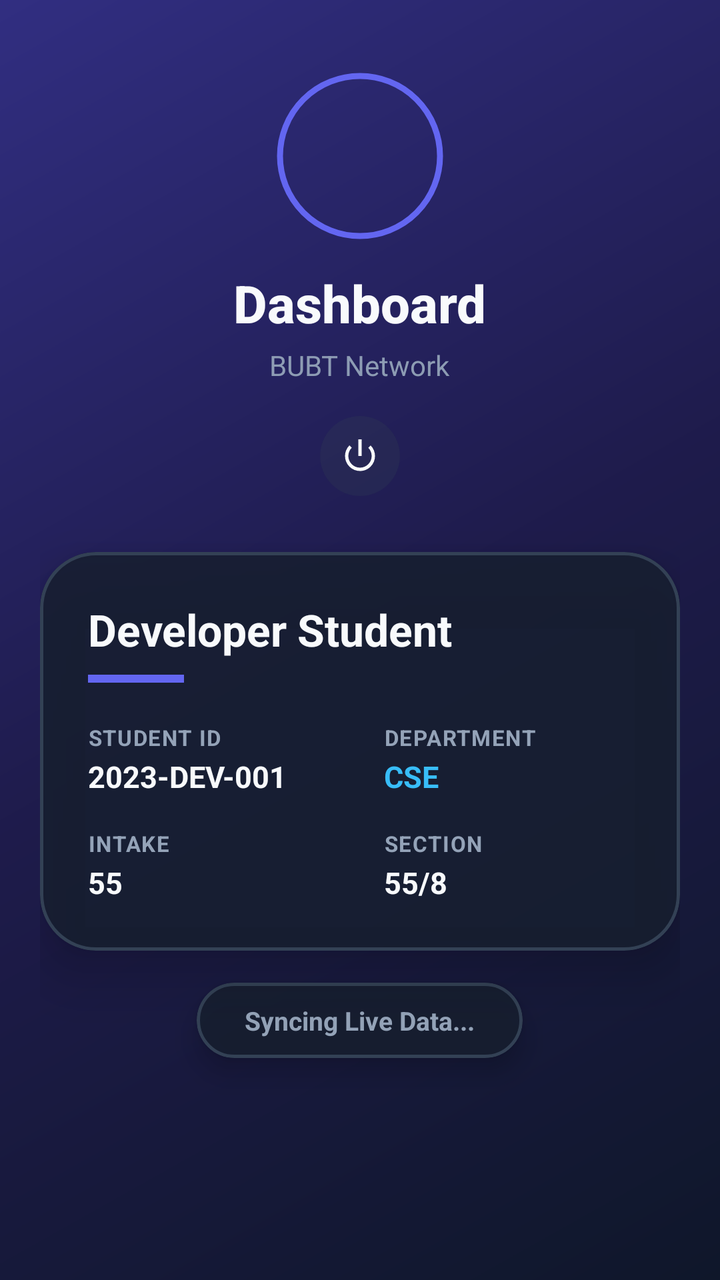
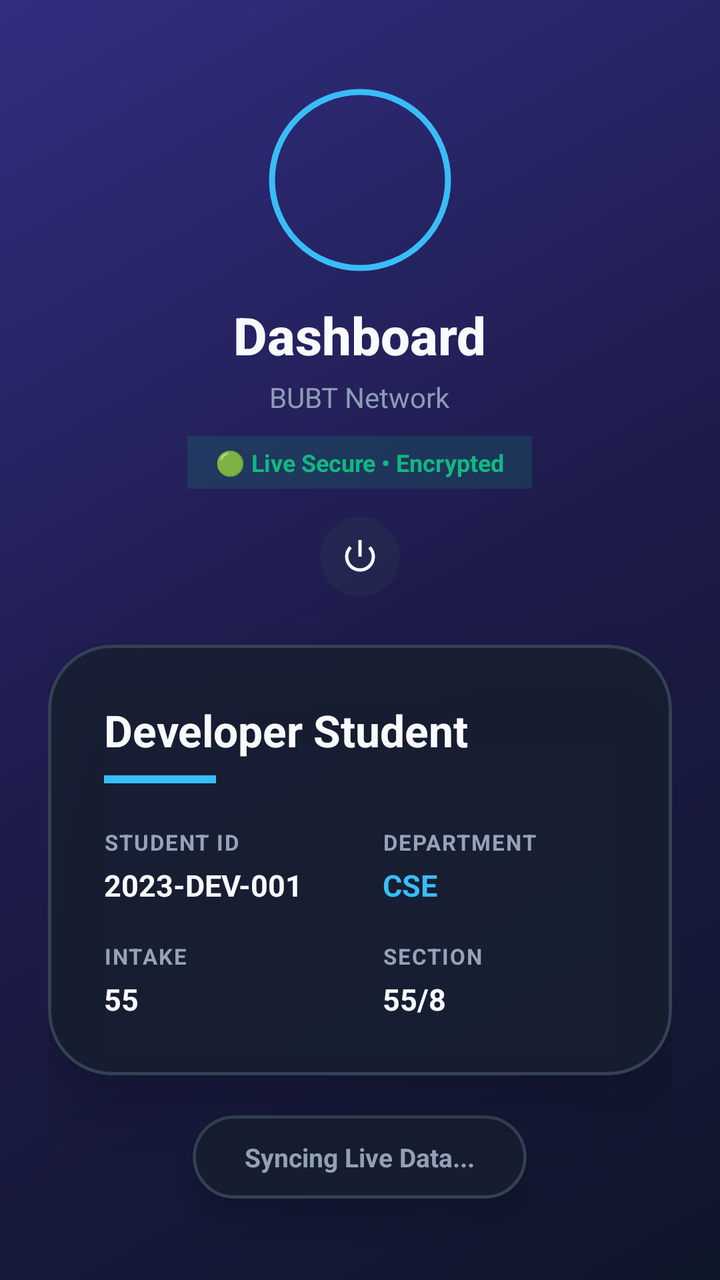

Two renders of the same Android screen: before a commit and after it. Below are the layout's source before the change and the commit's diff.
<!-- AndroidManifest.xml: application theme Theme.CRConnect -->
<!-- res/layout/activity_student_dashboard.xml -->
<?xml version="1.0" encoding="utf-8"?>
<LinearLayout xmlns:android="http://schemas.android.com/apk/res/android"
    xmlns:app="http://schemas.android.com/apk/res-auto"
    xmlns:tools="http://schemas.android.com/tools"
    android:layout_width="match_parent"
    android:layout_height="match_parent"
    android:orientation="vertical"
    android:background="@drawable/bg_gradient"
    android:paddingHorizontal="20dp"
    tools:context=".StudentDashboardActivity">

    <include layout="@layout/include_header" />

    
    <com.google.android.material.card.MaterialCardView
        android:layout_width="match_parent"
        android:layout_height="wrap_content"
        app:cardCornerRadius="28dp"
        app:cardElevation="16dp"
        app:cardBackgroundColor="#D9171F2F"
        app:strokeWidth="1.5dp"
        app:strokeColor="#334155"
        android:layout_marginBottom="16dp">

        <LinearLayout
            android:layout_width="match_parent"
            android:layout_height="wrap_content"
            android:orientation="vertical"
            android:padding="24dp">

            <TextView
                android:id="@+id/tvStudentName"
                android:layout_width="wrap_content"
                android:layout_height="wrap_content"
                android:text="Developer Student"
                android:textSize="22sp"
                android:textStyle="bold"
                android:textColor="#F8FAFC"/>

            <View
                android:layout_width="48dp"
                android:layout_height="4dp"
                android:background="#6366F1"
                android:layout_marginTop="8dp"
                android:layout_marginBottom="20dp"/>

            <GridLayout
                android:layout_width="match_parent"
                android:layout_height="wrap_content"
                android:columnCount="2"
                android:rowCount="2">

                <LinearLayout android:orientation="vertical" android:layout_width="wrap_content" android:layout_height="wrap_content" android:layout_columnWeight="1">
                    <TextView android:layout_width="wrap_content" android:layout_height="wrap_content" android:text="STUDENT ID" android:textSize="11sp" android:textColor="#94A3B8" android:textStyle="bold" android:letterSpacing="0.05"/>
                    <TextView android:id="@+id/tvStudentDetailsID" android:layout_width="wrap_content" android:layout_height="wrap_content" android:text="2023-DEV-001" android:textSize="15sp" android:textColor="#F8FAFC" android:textStyle="bold" android:layout_marginTop="2dp"/>
                </LinearLayout>

                <LinearLayout android:orientation="vertical" android:layout_width="wrap_content" android:layout_height="wrap_content" android:layout_columnWeight="1">
                    <TextView android:layout_width="wrap_content" android:layout_height="wrap_content" android:text="DEPARTMENT" android:textSize="11sp" android:textColor="#94A3B8" android:textStyle="bold" android:letterSpacing="0.05"/>
                    <TextView android:id="@+id/tvStudentDept" android:layout_width="wrap_content" android:layout_height="wrap_content" android:text="CSE" android:textSize="15sp" android:textColor="#38BDF8" android:textStyle="bold" android:layout_marginTop="2dp"/>
                </LinearLayout>

                <LinearLayout android:orientation="vertical" android:layout_width="wrap_content" android:layout_height="wrap_content" android:layout_columnWeight="1" android:layout_marginTop="16dp">
                    <TextView android:layout_width="wrap_content" android:layout_height="wrap_content" android:text="INTAKE" android:textSize="11sp" android:textColor="#94A3B8" android:textStyle="bold" android:letterSpacing="0.05"/>
                    <TextView android:id="@+id/tvStudentIntake" android:layout_width="wrap_content" android:layout_height="wrap_content" android:text="55" android:textSize="15sp" android:textColor="#F8FAFC" android:textStyle="bold" android:layout_marginTop="2dp"/>
                </LinearLayout>

                <LinearLayout android:orientation="vertical" android:layout_width="wrap_content" android:layout_height="wrap_content" android:layout_columnWeight="1" android:layout_marginTop="16dp">
                    <TextView android:layout_width="wrap_content" android:layout_height="wrap_content" android:text="SECTION" android:textSize="11sp" android:textColor="#94A3B8" android:textStyle="bold" android:letterSpacing="0.05"/>
                    <TextView android:id="@+id/tvStudentSection" android:layout_width="wrap_content" android:layout_height="wrap_content" android:text="55/8" android:textSize="15sp" android:textColor="#F8FAFC" android:textStyle="bold" android:layout_marginTop="2dp"/>
                </LinearLayout>
            </GridLayout>
        </LinearLayout>
    </com.google.android.material.card.MaterialCardView>

    
    <com.google.android.material.card.MaterialCardView
        android:layout_width="wrap_content"
        android:layout_height="wrap_content"
        app:cardCornerRadius="100dp"
        app:cardElevation="8dp"
        app:cardBackgroundColor="#D9171F2F"
        app:strokeWidth="1.5dp"
        app:strokeColor="#334155"
        android:layout_gravity="center"
        android:layout_marginBottom="20dp">

        <TextView
            android:id="@+id/tvVotingStatus"
            android:layout_width="wrap_content"
            android:layout_height="wrap_content"
            android:text="Syncing Live Data..."
            android:paddingHorizontal="24dp"
            android:paddingVertical="10dp"
            android:textSize="13sp"
            android:textStyle="bold"
            android:textColor="#94A3B8"/>
    </com.google.android.material.card.MaterialCardView>

    <ScrollView
        android:layout_width="match_parent"
        android:layout_height="0dp"
        android:layout_weight="1"
        android:clipToPadding="false"
        android:paddingBottom="24dp"
        android:fillViewport="true">

        <LinearLayout
            android:id="@+id/containerCandidates"
            android:layout_width="match_parent"
            android:layout_height="wrap_content"
            android:orientation="vertical"/>
    </ScrollView>
</LinearLayout>
<!-- res/layout/include_header.xml (included above) -->
<?xml version="1.0" encoding="utf-8"?>
<LinearLayout xmlns:android="http://schemas.android.com/apk/res/android"
    xmlns:app="http://schemas.android.com/apk/res-auto"
    android:layout_width="match_parent"
    android:layout_height="wrap_content"
    android:orientation="vertical"
    android:gravity="center"
    android:paddingTop="36dp"
    android:paddingBottom="24dp">

    <com.google.android.material.imageview.ShapeableImageView
        android:id="@+id/imgUserProfile"
        android:layout_width="84dp"
        android:layout_height="84dp"
        android:src="@drawable/ic_app_main"
        android:scaleType="centerCrop"
        app:shapeAppearanceOverlay="@style/ShapeAppearance.App.Circular"
        android:padding="2dp"
        app:strokeWidth="3dp"
        app:strokeColor="#6366F1"
        android:layout_marginBottom="14dp"/>

    <TextView
        android:id="@+id/tvHeaderTitle"
        android:layout_width="wrap_content"
        android:layout_height="wrap_content"
        android:text="Dashboard"
        android:textSize="26sp"
        android:textStyle="bold"
        android:textColor="#F8FAFC"
        android:fontFamily="sans-serif-medium"/>

    <TextView
        android:id="@+id/tvHeaderSubtitle"
        android:layout_width="wrap_content"
        android:layout_height="wrap_content"
        android:text="BUBT Network"
        android:textSize="14sp"
        android:textColor="#94A3B8"
        android:alpha="0.95"
        android:layout_marginTop="4dp"/>

    <com.google.android.material.button.MaterialButton
        android:id="@+id/btnLogout"
        style="@style/Widget.Material3.Button.IconButton"
        android:layout_width="48dp"
        android:layout_height="48dp"
        android:layout_marginTop="12dp"
        app:icon="@android:drawable/ic_lock_power_off"
        app:iconTint="#F8FAFC"
        app:iconSize="20dp"
        android:backgroundTint="#26334155"/>

</LinearLayout>
<!-- resources referenced by this layout -->
<resources>
  <!-- drawable bg_gradient (drawable) -->
  <?xml version="1.0" encoding="utf-8"?>
  <shape xmlns:android="http://schemas.android.com/apk/res/android">
      <gradient
          android:startColor="#0F172A"
          android:centerColor="#1E1B4B"
          android:endColor="#312E81"
          android:angle="135" />
  </shape>
  <!-- drawable ic_app_main: png bitmap (drawable, 915279 bytes) -->
  <style name="ShapeAppearance.App.Circular" parent="ShapeAppearance.Material3.Corner.Full">
          <item name="cornerSize">50%</item>
      </style>
  <style name="Theme.CRConnect" parent="Base.Theme.CRConnect" />
  <style name="Base.Theme.CRConnect" parent="Theme.Material3.DayNight.NoActionBar">
          <item name="colorPrimary">@color/primary</item>
          <item name="colorSecondary">@color/secondary</item>
          <item name="android:windowBackground">@color/background</item>
          <item name="colorSurface">@color/surface</item>
          <item name="colorOnSurface">@color/text_primary</item>
          <item name="colorOnSurfaceVariant">@color/text_secondary</item>
          <item name="colorError">@color/error</item>
      </style>
  <color name="primary">#6366F1</color>
  <color name="secondary">#06B6D4</color>
  <color name="background">#0F172A</color>
  <color name="surface">#1E293B</color>
  <color name="text_primary">#F8FAFC</color>
  <color name="text_secondary">#94A3B8</color>
  <color name="error">#EF4444</color>
</resources>

<!-- the commit's change to res/layout/activity_student_dashboard.xml (unified diff, before → after) -->
@@ -6,7 +6,8 @@
     android:layout_height="match_parent"
     android:orientation="vertical"
     android:background="@drawable/bg_gradient"
-    android:paddingHorizontal="20dp"
+    android:paddingHorizontal="24dp"
+    android:paddingVertical="16dp"
     tools:context=".StudentDashboardActivity">
 
     <include layout="@layout/include_header" />
@@ -15,18 +16,18 @@
     <com.google.android.material.card.MaterialCardView
         android:layout_width="match_parent"
         android:layout_height="wrap_content"
-        app:cardCornerRadius="28dp"
-        app:cardElevation="16dp"
+        app:cardCornerRadius="32dp"
+        app:cardElevation="20dp"
         app:cardBackgroundColor="#D9171F2F"
         app:strokeWidth="1.5dp"
         app:strokeColor="#334155"
-        android:layout_marginBottom="16dp">
+        android:layout_marginBottom="20dp">
 
         <LinearLayout
             android:layout_width="match_parent"
             android:layout_height="wrap_content"
             android:orientation="vertical"
-            android:padding="24dp">
+            android:padding="28dp">
 
             <TextView
                 android:id="@+id/tvStudentName"
@@ -38,11 +39,11 @@
                 android:textColor="#F8FAFC"/>
 
             <View
-                android:layout_width="48dp"
+                android:layout_width="56dp"
                 android:layout_height="4dp"
-                android:background="#6366F1"
+                android:background="#38BDF8"
                 android:layout_marginTop="8dp"
-                android:layout_marginBottom="20dp"/>
+                android:layout_marginBottom="22dp"/>
 
             <GridLayout
                 android:layout_width="match_parent"
@@ -51,23 +52,23 @@
                 android:rowCount="2">
 
                 <LinearLayout android:orientation="vertical" android:layout_width="wrap_content" android:layout_height="wrap_content" android:layout_columnWeight="1">
-                    <TextView android:layout_width="wrap_content" android:layout_height="wrap_content" android:text="STUDENT ID" android:textSize="11sp" android:textColor="#94A3B8" android:textStyle="bold" android:letterSpacing="0.05"/>
-                    <TextView android:id="@+id/tvStudentDetailsID" android:layout_width="wrap_content" android:layout_height="wrap_content" android:text="2023-DEV-001" android:textSize="15sp" android:textColor="#F8FAFC" android:textStyle="bold" android:layout_marginTop="2dp"/>
+                    <TextView android:layout_width="wrap_content" android:layout_height="wrap_content" android:text="STUDENT ID" android:textSize="11sp" android:textColor="#94A3B8" android:textStyle="bold" android:letterSpacing="0.06"/>
+                    <TextView android:id="@+id/tvStudentDetailsID" android:layout_width="wrap_content" android:layout_height="wrap_content" android:text="2023-DEV-001" android:textSize="15sp" android:textColor="#F8FAFC" android:textStyle="bold" android:layout_marginTop="4dp"/>
                 </LinearLayout>
 
                 <LinearLayout android:orientation="vertical" android:layout_width="wrap_content" android:layout_height="wrap_content" android:layout_columnWeight="1">
-                    <TextView android:layout_width="wrap_content" android:layout_height="wrap_content" android:text="DEPARTMENT" android:textSize="11sp" android:textColor="#94A3B8" android:textStyle="bold" android:letterSpacing="0.05"/>
-                    <TextView android:id="@+id/tvStudentDept" android:layout_width="wrap_content" android:layout_height="wrap_content" android:text="CSE" android:textSize="15sp" android:textColor="#38BDF8" android:textStyle="bold" android:layout_marginTop="2dp"/>
+                    <TextView android:layout_width="wrap_content" android:layout_height="wrap_content" android:text="DEPARTMENT" android:textSize="11sp" android:textColor="#94A3B8" android:textStyle="bold" android:letterSpacing="0.06"/>
+                    <TextView android:id="@+id/tvStudentDept" android:layout_width="wrap_content" android:layout_height="wrap_content" android:text="CSE" android:textSize="15sp" android:textColor="#38BDF8" android:textStyle="bold" android:layout_marginTop="4dp"/>
                 </LinearLayout>
 
-                <LinearLayout android:orientation="vertical" android:layout_width="wrap_content" android:layout_height="wrap_content" android:layout_columnWeight="1" android:layout_marginTop="16dp">
-                    <TextView android:layout_width="wrap_content" android:layout_height="wrap_content" android:text="INTAKE" android:textSize="11sp" android:textColor="#94A3B8" android:textStyle="bold" android:letterSpacing="0.05"/>
-                    <TextView android:id="@+id/tvStudentIntake" android:layout_width="wrap_content" android:layout_height="wrap_content" android:text="55" android:textSize="15sp" android:textColor="#F8FAFC" android:textStyle="bold" android:layout_marginTop="2dp"/>
+                <LinearLayout android:orientation="vertical" android:layout_width="wrap_content" android:layout_height="wrap_content" android:layout_columnWeight="1" android:layout_marginTop="18dp">
+                    <TextView android:layout_width="wrap_content" android:layout_height="wrap_content" android:text="INTAKE" android:textSize="11sp" android:textColor="#94A3B8" android:textStyle="bold" android:letterSpacing="0.06"/>
+                    <TextView android:id="@+id/tvStudentIntake" android:layout_width="wrap_content" android:layout_height="wrap_content" android:text="55" android:textSize="15sp" android:textColor="#F8FAFC" android:textStyle="bold" android:layout_marginTop="4dp"/>
                 </LinearLayout>
 
-                <LinearLayout android:orientation="vertical" android:layout_width="wrap_content" android:layout_height="wrap_content" android:layout_columnWeight="1" android:layout_marginTop="16dp">
-                    <TextView android:layout_width="wrap_content" android:layout_height="wrap_content" android:text="SECTION" android:textSize="11sp" android:textColor="#94A3B8" android:textStyle="bold" android:letterSpacing="0.05"/>
-                    <TextView android:id="@+id/tvStudentSection" android:layout_width="wrap_content" android:layout_height="wrap_content" android:text="55/8" android:textSize="15sp" android:textColor="#F8FAFC" android:textStyle="bold" android:layout_marginTop="2dp"/>
+                <LinearLayout android:orientation="vertical" android:layout_width="wrap_content" android:layout_height="wrap_content" android:layout_columnWeight="1" android:layout_marginTop="18dp">
+                    <TextView android:layout_width="wrap_content" android:layout_height="wrap_content" android:text="SECTION" android:textSize="11sp" android:textColor="#94A3B8" android:textStyle="bold" android:letterSpacing="0.06"/>
+                    <TextView android:id="@+id/tvStudentSection" android:layout_width="wrap_content" android:layout_height="wrap_content" android:text="55/8" android:textSize="15sp" android:textColor="#F8FAFC" android:textStyle="bold" android:layout_marginTop="4dp"/>
                 </LinearLayout>
             </GridLayout>
         </LinearLayout>
@@ -78,20 +79,20 @@
         android:layout_width="wrap_content"
         android:layout_height="wrap_content"
         app:cardCornerRadius="100dp"
-        app:cardElevation="8dp"
+        app:cardElevation="10dp"
         app:cardBackgroundColor="#D9171F2F"
         app:strokeWidth="1.5dp"
         app:strokeColor="#334155"
         android:layout_gravity="center"
-        android:layout_marginBottom="20dp">
+        android:layout_marginBottom="24dp">
 
         <TextView
             android:id="@+id/tvVotingStatus"
             android:layout_width="wrap_content"
             android:layout_height="wrap_content"
             android:text="Syncing Live Data..."
-            android:paddingHorizontal="24dp"
-            android:paddingVertical="10dp"
+            android:paddingHorizontal="26dp"
+            android:paddingVertical="12dp"
             android:textSize="13sp"
             android:textStyle="bold"
             android:textColor="#94A3B8"/>
@@ -102,7 +103,7 @@
         android:layout_height="0dp"
         android:layout_weight="1"
         android:clipToPadding="false"
-        android:paddingBottom="24dp"
+        android:paddingBottom="32dp"
         android:fillViewport="true">
 
         <LinearLayout
@@ -120,19 +121,19 @@
     android:layout_height="wrap_content"
     android:orientation="vertical"
     android:gravity="center"
-    android:paddingTop="36dp"
-    android:paddingBottom="24dp">
+    android:paddingTop="28dp"
+    android:paddingBottom="20dp">
 
     <com.google.android.material.imageview.ShapeableImageView
         android:id="@+id/imgUserProfile"
-        android:layout_width="84dp"
-        android:layout_height="84dp"
+        android:layout_width="92dp"
+        android:layout_height="92dp"
         android:src="@drawable/ic_app_main"
         android:scaleType="centerCrop"
         app:shapeAppearanceOverlay="@style/ShapeAppearance.App.Circular"
         android:padding="2dp"
         app:strokeWidth="3dp"
-        app:strokeColor="#6366F1"
+        app:strokeColor="#38BDF8"
         android:layout_marginBottom="14dp"/>
 
     <TextView
@@ -155,12 +156,25 @@
         android:alpha="0.95"
         android:layout_marginTop="4dp"/>
 
+    
+    <TextView
+        android:layout_width="wrap_content"
+        android:layout_height="wrap_content"
+        android:text="🟢 Live Secure • Encrypted"
+        android:textSize="12sp"
+        android:textColor="#10B981"
+        android:textStyle="bold"
+        android:background="#2610B981"
+        android:paddingHorizontal="14dp"
+        android:paddingVertical="5dp"
+        android:layout_marginTop="10dp"/>
+
     <com.google.android.material.button.MaterialButton
         android:id="@+id/btnLogout"
         style="@style/Widget.Material3.Button.IconButton"
         android:layout_width="48dp"
         android:layout_height="48dp"
-        android:layout_marginTop="12dp"
+        android:layout_marginTop="10dp"
         app:icon="@android:drawable/ic_lock_power_off"
         app:iconTint="#F8FAFC"
         app:iconSize="20dp"
